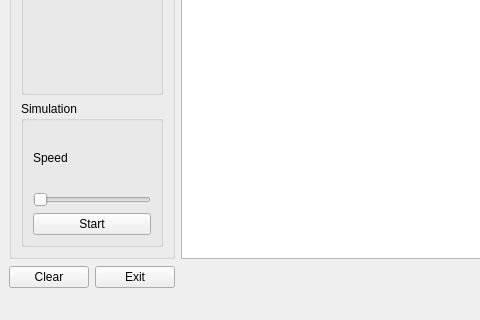
This is line_robots/mainwindow.ui in maslaral/line_robots as Qt 5 draws it before an edit; both pictures show x 0 to 480 and y 242 to 562 of the 743 by 562 pixel window. The edited form follows.
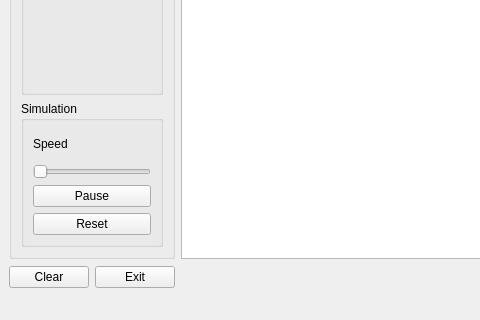
This is the edited form.

The edit to the form file:
```diff
--- a/line_robots/mainwindow.ui
+++ b/line_robots/mainwindow.ui
@@ -184,15 +184,22 @@
                 </property>
                </widget>
               </item>
-              <item>
-               <widget class="QPushButton" name="startPause">
-                <property name="text">
-                 <string>Start</string>
-                </property>
-               </widget>
-              </item>
              </layout>
             </item>
+            <item>
+             <widget class="QPushButton" name="pauseButton">
+              <property name="text">
+               <string>Pause</string>
+              </property>
+             </widget>
+            </item>
+            <item>
+             <widget class="QPushButton" name="resetButton">
+              <property name="text">
+               <string>Reset</string>
+              </property>
+             </widget>
+            </item>
            </layout>
           </widget>
          </item>
```
